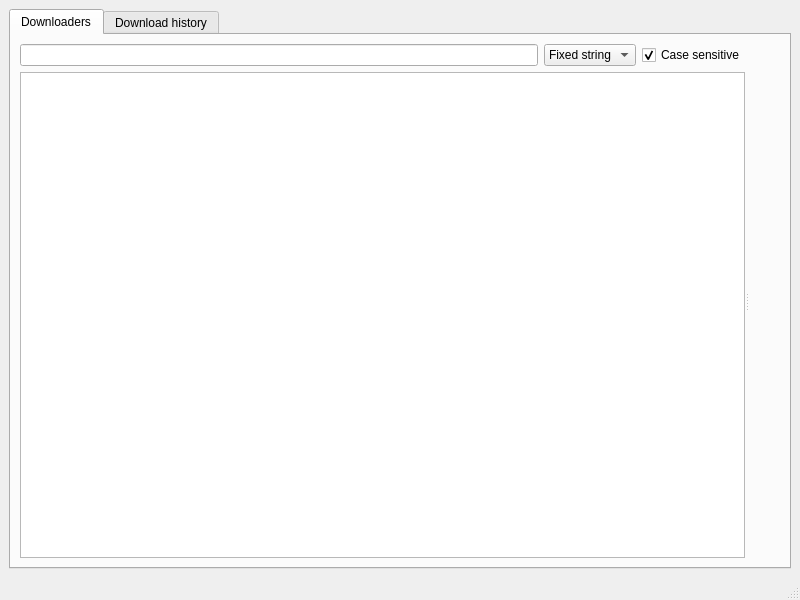
Above: src/leechcraft.ui from 0xd34df00d/leechcraft before the change. Below: the same form after it.
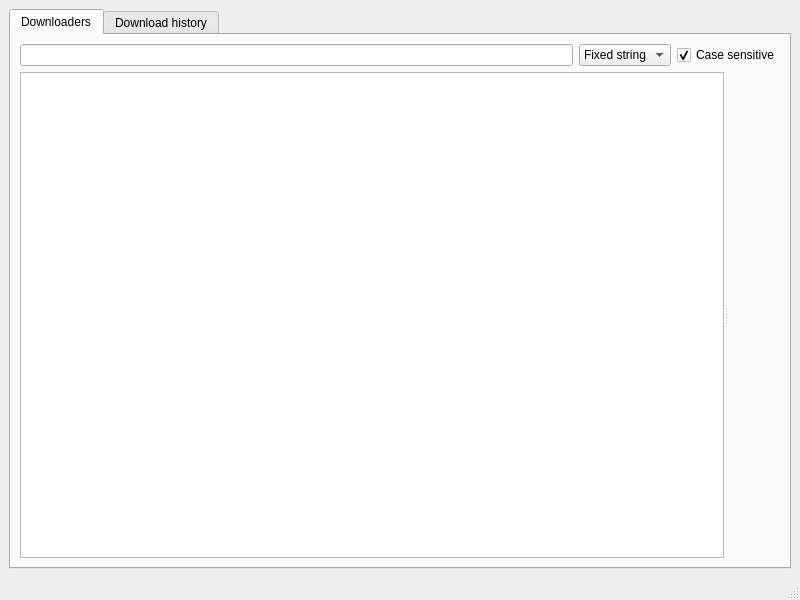
That is the form after the change. Icons and pictures are not drawn. Custom widgets are drawn as their Qt base class.

Commit message: * Aggregator: Removed margins in layout. * Core: Optimized interface.

Patch:
```diff
--- a/src/leechcraft.ui
+++ b/src/leechcraft.ui
@@ -38,13 +38,6 @@
        </attribute>
        <layout class="QVBoxLayout" name="verticalLayout_2" >
         <item>
-         <widget class="QSplitter" name="splitter" >
-          <property name="orientation" >
-           <enum>Qt::Horizontal</enum>
-          </property>
-          <widget class="QWidget" name="layoutWidget" >
-           <layout class="QVBoxLayout" name="PluginsStuff_" >
-            <item>
              <layout class="QHBoxLayout" name="horizontalLayout" >
               <item>
                <widget class="QLineEdit" name="FilterLine_" />
@@ -89,6 +82,10 @@
              <layout class="QHBoxLayout" name="ControlsLayout_" />
             </item>
             <item>
+         <widget class="QSplitter" name="MainSplitter_" >
+          <property name="orientation" >
+           <enum>Qt::Horizontal</enum>
+          </property>
              <widget class="QTreeView" name="PluginsTasksTree_" >
               <property name="minimumSize" >
                <size>
@@ -105,9 +102,6 @@
               <property name="expandsOnDoubleClick" >
                <bool>false</bool>
               </property>
-             </widget>
-            </item>
-           </layout>
           </widget>
           <widget class="QDockWidget" name="ControlsDockWidget_" >
            <property name="sizePolicy" >
```
Lines whose indentation alone changed are shown as unchanged. The commit also changes 1 other file.
